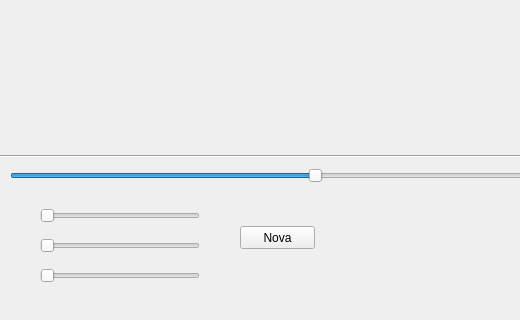
VictorCosta101/Escultor-3D, file escultor3/mainwindow.ui: the form before one commit; both pictures show x 0 to 520 and y 223 to 543 of the 777 by 543 pixel window.
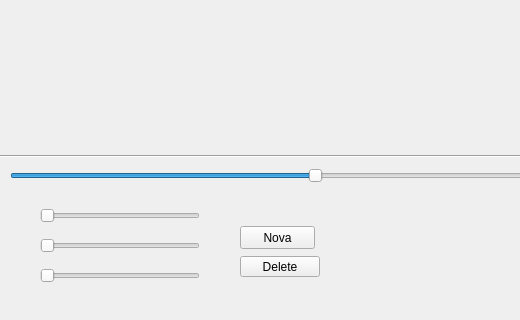
The form after the commit. Custom widgets are drawn as their Qt base class.

Patch:
```diff
--- a/escultor3/mainwindow.ui
+++ b/escultor3/mainwindow.ui
@@ -246,6 +246,19 @@
      <enum>Qt::Horizontal</enum>
     </property>
    </widget>
+   <widget class="QPushButton" name="pushButtonDelete">
+    <property name="geometry">
+     <rect>
+      <x>240</x>
+      <y>450</y>
+      <width>80</width>
+      <height>21</height>
+     </rect>
+    </property>
+    <property name="text">
+     <string>Delete</string>
+    </property>
+   </widget>
   </widget>
   <widget class="QMenuBar" name="menuBar">
    <property name="geometry">
```
Left out of the diff: 9 changed lines with no effect on the pictures.
